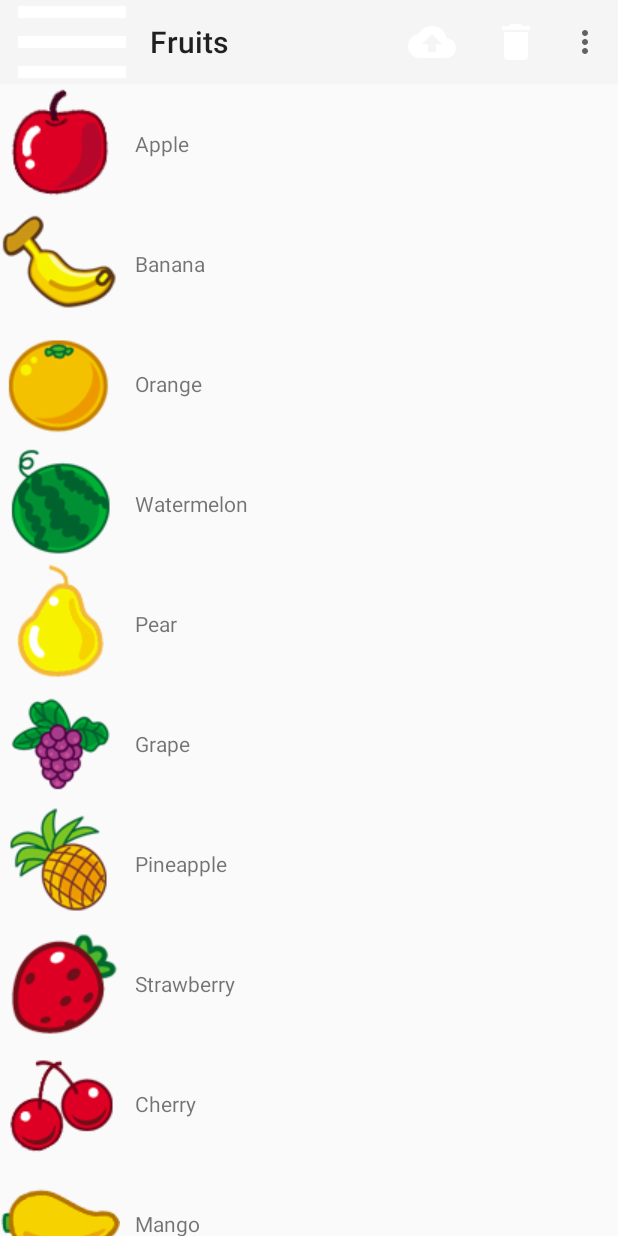
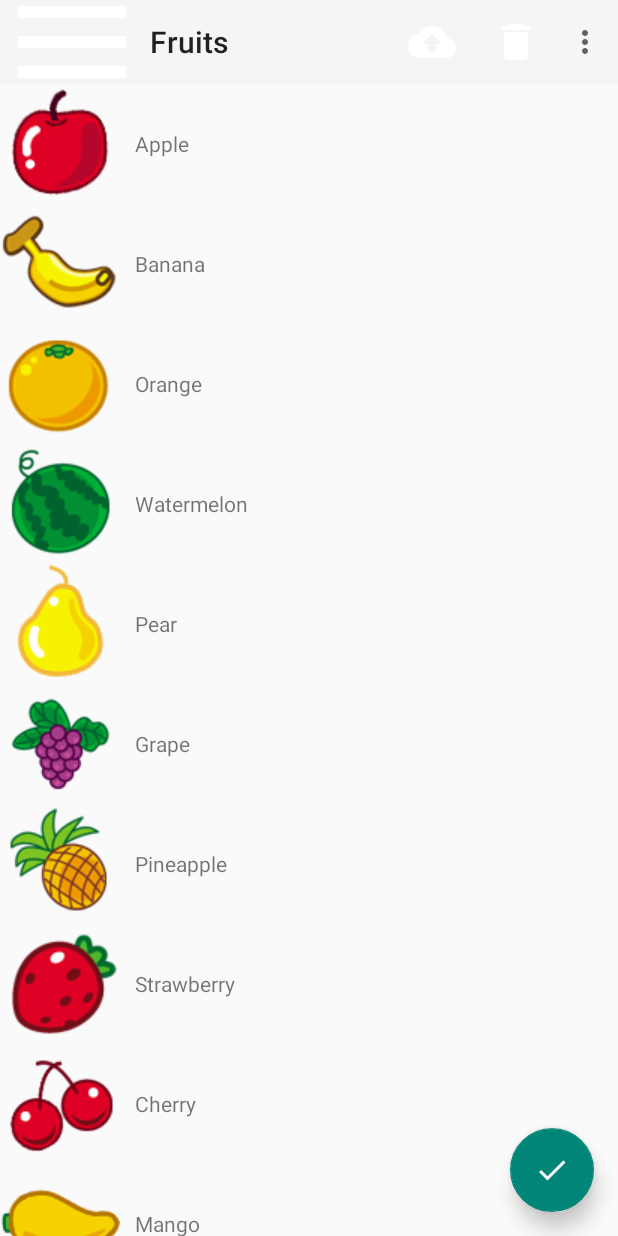
Before and after one commit to j1406493495/AndroidMaterialDesign, an Android app: the screen it shows after launch (MainActivity), on a phone screen of 412 x 824 dp. Run offline under Robolectric (Android 15) with nearby library versions, the phone set to English and light mode, and no system bars.

Commit message:
[NBF] add floatingActionButton Cause: None Solution: None Fixed Version: 2017/02/14 15:20 Branch: master

```diff
--- a/MaterialDesign/app/src/main/java/whjin/example/com/materialdesign/MainActivity.java
+++ b/MaterialDesign/app/src/main/java/whjin/example/com/materialdesign/MainActivity.java
@@ -1,6 +1,7 @@
 package whjin.example.com.materialdesign;
 
 import android.os.Bundle;
+import android.support.design.widget.FloatingActionButton;
 import android.support.design.widget.NavigationView;
 import android.support.v4.view.GravityCompat;
 import android.support.v4.widget.DrawerLayout;
@@ -10,6 +11,7 @@ import android.support.v7.widget.RecyclerView;
 import android.support.v7.widget.Toolbar;
 import android.view.Menu;
 import android.view.MenuItem;
+import android.view.View;
 import android.widget.Toast;
 
 import java.util.ArrayList;
@@ -64,14 +66,17 @@ public class MainActivity extends AppCompatActivity{
     protected void onCreate(Bundle savedInstanceState) {
         super.onCreate(savedInstanceState);
         setContentView(R.layout.main_activity);
+
         Toolbar toolbar = (Toolbar) findViewById(R.id.toolbar);
         setSupportActionBar(toolbar);
+
         mDrawerLayout = (DrawerLayout) findViewById(R.id.drawer_layout);
         android.support.v7.app.ActionBar actionBar = getSupportActionBar();
         if (null != actionBar) {
             actionBar.setDisplayHomeAsUpEnabled(true);
             actionBar.setHomeAsUpIndicator(R.drawable.ic_menu);
         }
+
         NavigationView navigationView = (NavigationView) findViewById(R.id.nav_view);
         navigationView.setCheckedItem(R.id.nav_call);
         navigationView.setNavigationItemSelectedListener(new NavigationView.OnNavigationItemSelectedListener() {
@@ -79,6 +84,14 @@ public class MainActivity extends AppCompatActivity{
             public boolean onNavigationItemSelected(MenuItem item) {
                 mDrawerLayout.closeDrawers();
                 return true;
+            }
+        });
+
+        FloatingActionButton floatingActionButton = (FloatingActionButton) findViewById(R.id.fab);
+        floatingActionButton.setOnClickListener(new View.OnClickListener() {
+            @Override
+            public void onClick(View v) {
+                Toast.makeText(MainActivity.this, "click floatingActionButton", Toast.LENGTH_SHORT).show();
             }
         });
 
--- a/MaterialDesign/app/src/main/res/layout/main_activity.xml
+++ b/MaterialDesign/app/src/main/res/layout/main_activity.xml
@@ -7,6 +7,9 @@
     android:layout_width="match_parent"
     android:layout_height="match_parent">
 
+    <FrameLayout
+        android:layout_width="match_parent"
+        android:layout_height="match_parent">
         <LinearLayout
             android:orientation="vertical"
             android:layout_width="match_parent"
@@ -34,6 +37,16 @@
             </android.support.v7.widget.RecyclerView>
         </LinearLayout>
 
+        <android.support.design.widget.FloatingActionButton
+            android:id="@+id/fab"
+            android:layout_width="wrap_content"
+            android:layout_height="wrap_content"
+            android:layout_gravity="bottom|end"
+            android:layout_margin="16dp"
+            app:elevation="8dp"
+            android:src="@drawable/ic_done"/>
+    </FrameLayout>
+
     <android.support.design.widget.NavigationView
         android:id="@+id/nav_view"
         android:layout_width="match_parent"
```
Lines whose indentation alone changed are shown as unchanged.
